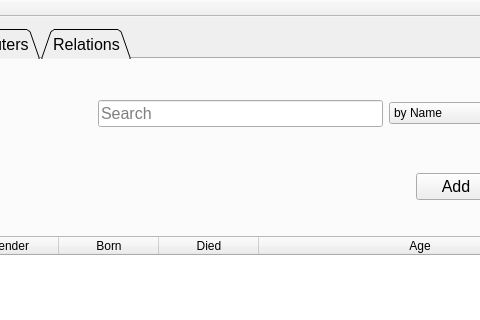
Qt form mainwindow.ui (athenabjorg/sacr) before a commit; both pictures show x 166 to 646 and y 0 to 320 of the 772 by 607 pixel window.
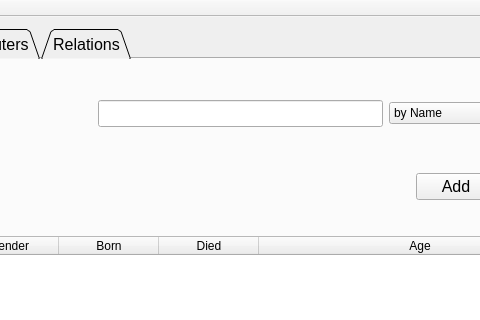
The same form after that commit. The open tabs and pages were chosen to show the change.

Commit message: scientist search input works

Diff of the .ui file:
```diff
--- a/mainwindow.ui
+++ b/mainwindow.ui
@@ -93,11 +93,7 @@
                </spacer>
               </item>
               <item>
-               <widget class="QLineEdit" name="searchInput">
-                <property name="placeholderText">
-                 <string>Search</string>
-                </property>
-               </widget>
+               <widget class="QLineEdit" name="scientistSearchInput"/>
               </item>
               <item>
                <widget class="QComboBox" name="comboBox">
```
Left out of the diff: 6 changed lines with no effect on the pictures. The commit also changes 2 other files.
